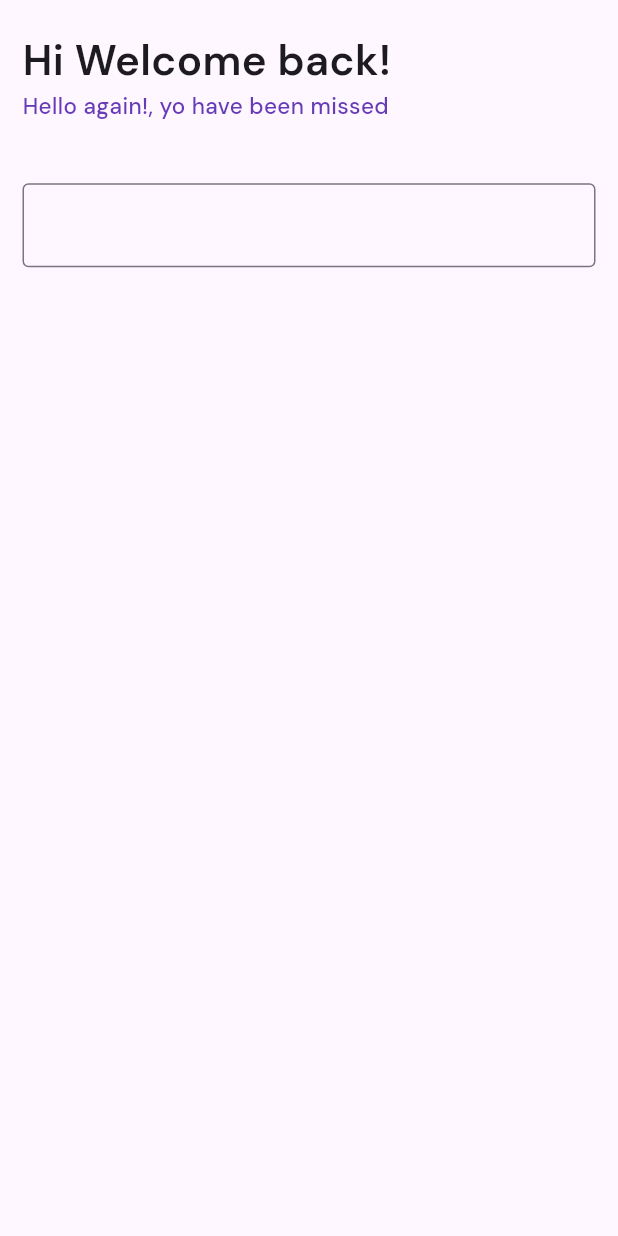
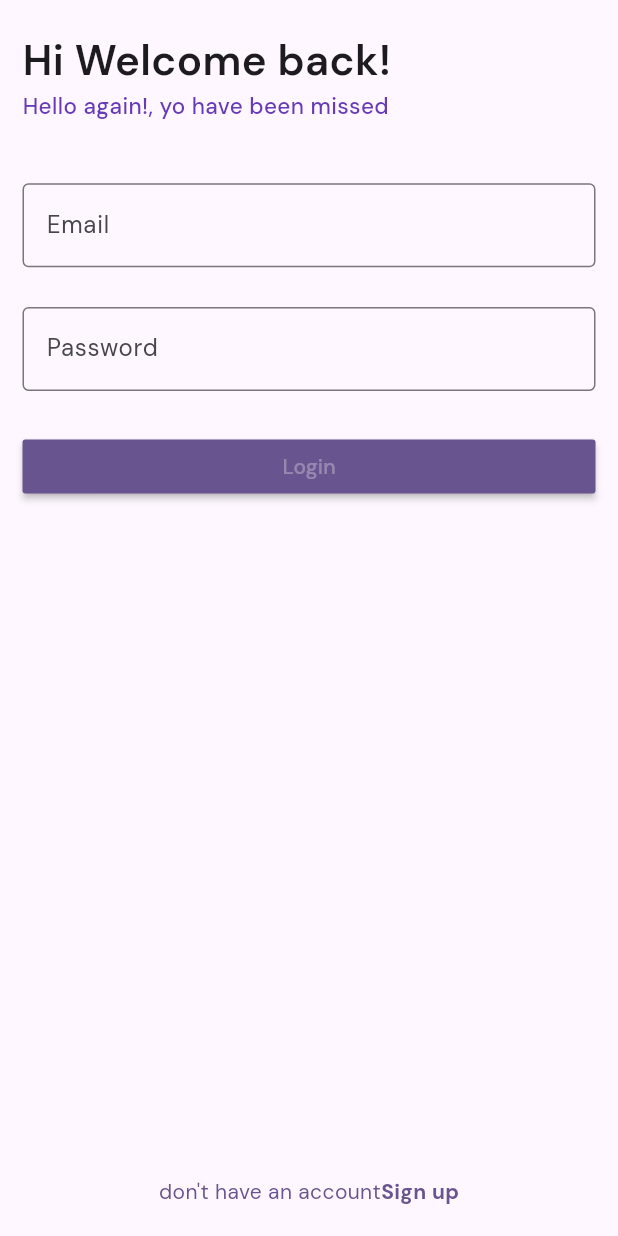
Before and after one commit to IbnuTopanAdib/panChatApp, a Flutter app: the screen it shows after launch, on a phone screen of 412 x 824 dp. Run offline on Flutter 3.47's test engine with Material 3 defaults, Android fonts, the phone set to English and light mode, and no system bars; our stand-ins replace firebase_analytics, firebase_auth, firebase_core, get_it, google_fonts; accounts and stored records are empty.

Commit message:
create fully functional login for app

```diff
--- /dev/null
+++ b/lib/consts.dart
@@ -0,0 +1,10 @@
+final RegExp EMAIL_VALIDATION_REGEX =
+    RegExp(r"^[\w-\.]+@([\w-]+\.)+[\w-]{2,4}$");
+
+final RegExp PASSWORD_VALIDATION_REGEX =
+    RegExp(r"^(?=.*\d)(?=.*[a-z])(?=.*[A-Z])(?=.*[a-zA-Z]).{8,}$");
+
+final RegExp NAME_VALIDATION_REGEX = RegExp(r"\b([A-ZÀ-ÿ][-,a-z. ']+[ ]*)+");
+
+final String PLACEHOLDER_PFP =
+    "https://t3.ftcdn.net/jpg/05/16/27/58/360_F_516275801_f3Fsp17x6HQK0xQgDQEELoTuERO4SsWV.jpg";
--- a/lib/main.dart
+++ b/lib/main.dart
@@ -12,6 +12,7 @@ void main() async {
 Future<void> setup() async {
   WidgetsFlutterBinding.ensureInitialized();
   await setupFirebase();
+  await registerServices();
 }
 
 class MyApp extends StatelessWidget {
@@ -40,8 +41,7 @@ class MyApp extends StatelessWidget {
           // tested with just a hot reload.
           colorScheme: ColorScheme.fromSeed(seedColor: Colors.deepPurple),
           useMaterial3: true,
-        textTheme: GoogleFonts.dmSansTextTheme()
-      ),
+          textTheme: GoogleFonts.dmSansTextTheme()),
       home: const LoginPage(),
     );
   }
--- a/lib/pages/login.dart
+++ b/lib/pages/login.dart
@@ -1,5 +1,8 @@
 import 'package:flutter/material.dart';
-import 'package:panchatapp/widgets/custom_fromfield.dart';
+import 'package:panchatapp/consts.dart';
+import 'package:panchatapp/services/auth_services.dart';
+import 'package:panchatapp/widgets/custom_formfield.dart';
+import 'package:get_it/get_it.dart';
 
 class LoginPage extends StatefulWidget {
   const LoginPage({super.key});
@@ -9,6 +12,18 @@ class LoginPage extends StatefulWidget {
 }
 
 class _LoginPageState extends State<LoginPage> {
+  final GetIt _getIt = GetIt.instance;
+  final GlobalKey<FormState> _loginFormKey = GlobalKey();
+  String? email, password;
+  late AuthServices _authServices;
+
+  @override
+  void initState() {
+    // TODO: implement initState
+    super.initState();
+    _authServices = _getIt.get<AuthServices>();
+  }
+
   @override
   Widget build(BuildContext context) {
     return Scaffold(
@@ -24,11 +39,11 @@ class _LoginPageState extends State<LoginPage> {
       child: Column(
         children: [
           _headerText(context),
-          _loginForm(context)
+          _loginForm(context),
+          _createAccountLink(context)
         ],
       ),
     ));
-  }
   }
 
   Widget _headerText(BuildContext context) {
@@ -61,10 +76,73 @@ Widget _loginForm(BuildContext context) {
       margin: EdgeInsets.symmetric(
           vertical: MediaQuery.sizeOf(context).height * 0.05),
       child: Form(
+          key: _loginFormKey,
           child: Column(
+            mainAxisSize: MainAxisSize.max,
+            mainAxisAlignment: MainAxisAlignment.start,
+            crossAxisAlignment: CrossAxisAlignment.start,
             children: [
-        CustomFormField(),
+              CustomFormField(
+                hintText: "Email",
+                height: MediaQuery.sizeOf(context).height * 0.1,
+                validationRegex: EMAIL_VALIDATION_REGEX,
+                onSaved: (value) {
+                  setState(() {
+                    email = value;
+                  });
+                },
+              ),
+              CustomFormField(
+                hintText: "Password",
+                height: MediaQuery.sizeOf(context).height * 0.1,
+                validationRegex: PASSWORD_VALIDATION_REGEX,
+                obscureText: true,
+                onSaved: (value) {
+                  setState(() {
+                    password = value;
+                  });
+                },
+              ),
+              _loginButton(context)
             ],
           )),
     );
   }
+
+  Widget _loginButton(BuildContext context) {
+    return SizedBox(
+      width: MediaQuery.sizeOf(context).width,
+      child: MaterialButton(
+        onPressed: () async {
+          if (_loginFormKey.currentState?.validate() ?? false) {
+            _loginFormKey.currentState?.save();
+            bool result = await _authServices.login(email!, password!);
+            if (result) {}else{}
+          }
+        },
+        color: Theme.of(context).colorScheme.primary,
+        child: Text(
+          "Login",
+          style: TextStyle(color: Colors.white30),
+        ),
+      ),
+    );
+  }
+
+  Widget _createAccountLink(BuildContext context) {
+    return Expanded(
+        child: Row(
+      mainAxisSize: MainAxisSize.max,
+      mainAxisAlignment: MainAxisAlignment.center,
+      crossAxisAlignment: CrossAxisAlignment.end,
+      children: [
+        Text("don't have an account",
+            style: TextStyle(color: Theme.of(context).colorScheme.primary)),
+        Text("Sign up",
+            style: TextStyle(
+                color: Theme.of(context).colorScheme.primary,
+                fontWeight: FontWeight.w700)),
+      ],
+    ));
+  }
+}
--- /dev/null
+++ b/lib/services/auth_services.dart
@@ -0,0 +1,25 @@
+import 'package:firebase_auth/firebase_auth.dart';
+
+class AuthServices {
+  final FirebaseAuth _firebaseAuth = FirebaseAuth.instance;
+  AuthServices();
+  User? _user;
+
+  User? get user {
+    return _user;
+  }
+
+  Future<bool> login(String email, String password) async {
+    try {
+      final credential = await _firebaseAuth.signInWithEmailAndPassword(
+          email: email, password: password);
+      if (credential.user != null) {
+        _user = credential.user;
+        return true;
+      }
+    } catch (e) {
+      print(e);
+    }
+    return false;
+  }
+}
--- a/lib/utils.dart
+++ b/lib/utils.dart
@@ -1,6 +1,13 @@
 import 'package:firebase_core/firebase_core.dart';
 import 'package:panchatapp/firebase_options.dart';
+import 'package:get_it/get_it.dart';
+import 'package:panchatapp/services/auth_services.dart';
 
 Future<void> setupFirebase() async {
   await Firebase.initializeApp(options: DefaultFirebaseOptions.currentPlatform);
 }
+
+Future<void> registerServices() async {
+  final GetIt getIt = GetIt.instance;
+  getIt.registerSingleton<AuthServices>(AuthServices());
+}
--- /dev/null
+++ b/lib/widgets/custom_formfield.dart
@@ -0,0 +1,34 @@
+import 'package:flutter/material.dart';
+
+class CustomFormField extends StatelessWidget {
+  final String hintText;
+  final double height;
+  final RegExp validationRegex;
+  final bool obscureText;
+  final void Function(String?) onSaved;
+  const CustomFormField(
+      {super.key,
+      required this.hintText,
+      required this.height,
+      required this.validationRegex,
+      this.obscureText = false, required this.onSaved});
+
+  @override
+  Widget build(BuildContext context) {
+    return SizedBox(
+      height: height,
+      child: TextFormField(
+        onSaved: onSaved,
+        obscureText: obscureText,
+        validator: (value) {
+          if (value != null && validationRegex.hasMatch(value)) {
+            return null;
+          }
+          return "Enter a valid ${hintText.toLowerCase()}";
+        },
+        decoration:
+            InputDecoration(border: OutlineInputBorder(), hintText: hintText),
+      ),
+    );
+  }
+}
--- a/lib/widgets/custom_fromfield.dart
+++ /dev/null
@@ -1,12 +0,0 @@
-import 'package:flutter/material.dart';
-
-class CustomFormField extends StatelessWidget {
-  const CustomFormField({super.key});
-
-  @override
-  Widget build(BuildContext context) {
-    return TextFormField(
-      decoration: InputDecoration(border: OutlineInputBorder()),
-    );
-  }
-}
```
Also changed, not shown: lib/services/navigation_services.dart (added). Lines whose indentation alone changed are shown as unchanged.
